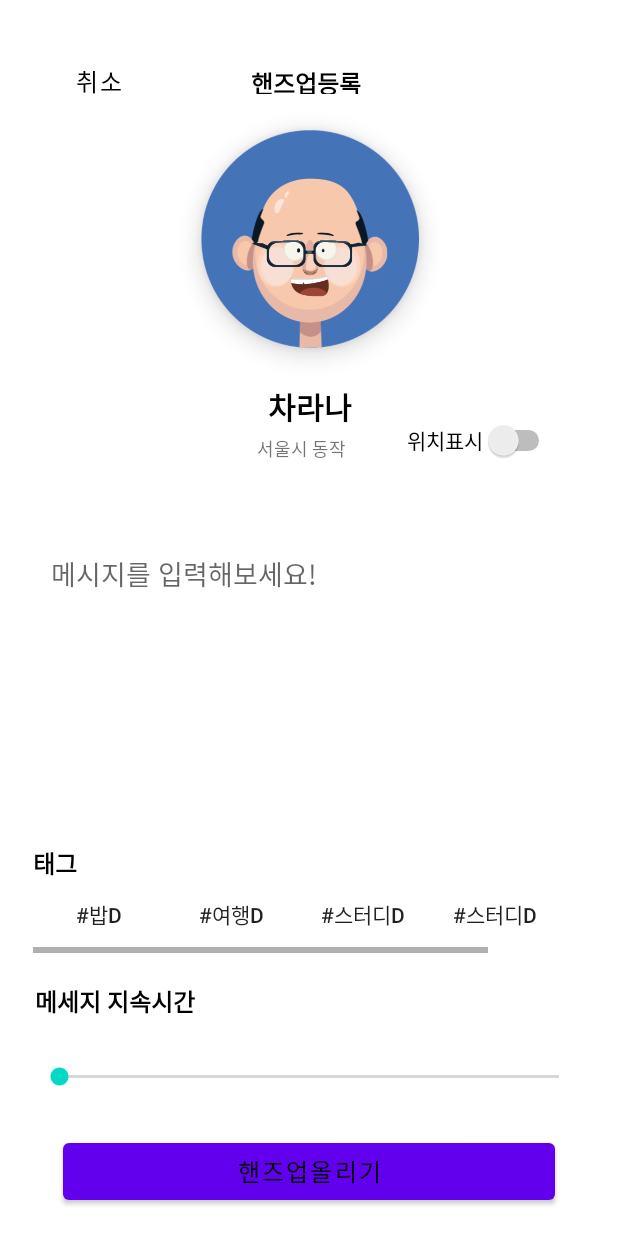
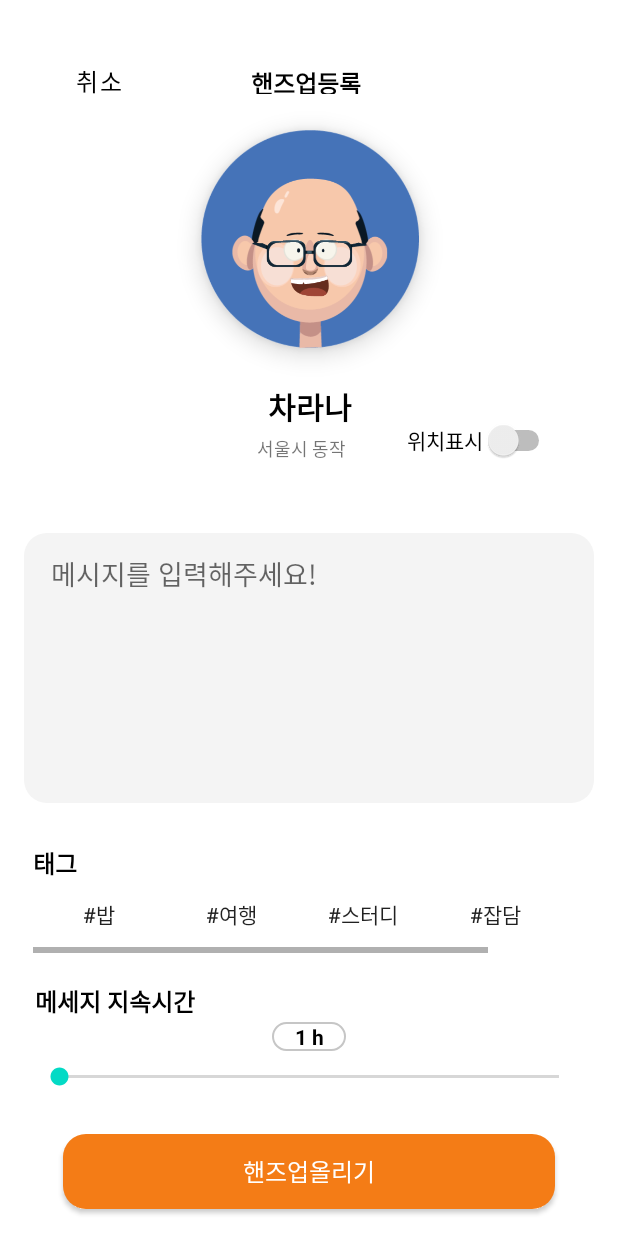
Before and after one commit to Chanwoo-Jeong/ChattingAPP, an Android app: the layout handsupbtn.xml on its own in the app's theme, with its tools: preview values and no code run, on a phone screen of 412 x 824 dp. Run offline under Robolectric (Android 15) with nearby library versions, the phone set to English and light mode, and no system bars.

```diff
--- a/app/src/main/java/com/example/testapp/ChatAdapter.kt
+++ b/app/src/main/java/com/example/testapp/ChatAdapter.kt
@@ -47,7 +47,6 @@ class ChatAdapter(private val items: List<ChatData>, private val context: Contex
 
             //text 위치 조정정
            if(item.mynickName.equals(mynickName)){
-               rv_msg.gravity =
 
             } else {
 
--- /dev/null
+++ b/app/src/main/res/drawable/handsUploadBtn.xml
@@ -0,0 +1,14 @@
+<?xml version="1.0" encoding="UTF-8"?>
+<shape xmlns:android="http://schemas.android.com/apk/res/android"
+    android:shape="rectangle">
+    <solid android:color="#F47C16"/>
+<!--    <stroke-->
+<!--        android:width="1dp"-->
+<!--        android:color="#F47C16"/>-->
+
+    <corners
+        android:bottomLeftRadius="15dp"
+        android:bottomRightRadius="15dp"
+        android:topLeftRadius="15dp"
+        android:topRightRadius="15dp"/>
+</shape>
--- a/app/src/main/res/drawable/messageround.xml
+++ b/app/src/main/res/drawable/messageround.xml
@@ -1,6 +1,6 @@
 <?xml version="1.0" encoding="utf-8"?>
 <shape xmlns:android="http://schemas.android.com/apk/res/android">
-    <solid android:color="@color/white"/>
+    <solid android:color="#F4F4F4"/>
     <corners
         android:topLeftRadius="15dp"
         android:topRightRadius="15dp"
--- /dev/null
+++ b/app/src/main/res/drawable/msgrunTime.xml
@@ -0,0 +1,14 @@
+<?xml version="1.0" encoding="UTF-8"?>
+<shape xmlns:android="http://schemas.android.com/apk/res/android"
+    android:shape="rectangle">
+
+    <stroke
+        android:width="1dp"
+        android:color="#C6C6C6"/>
+
+    <corners
+        android:bottomLeftRadius="15dp"
+        android:bottomRightRadius="15dp"
+        android:topLeftRadius="15dp"
+        android:topRightRadius="15dp"/>
+</shape>
--- a/app/src/main/res/layout/handsupbtn.xml
+++ b/app/src/main/res/layout/handsupbtn.xml
@@ -4,11 +4,9 @@
     xmlns:app="http://schemas.android.com/apk/res-auto"
     xmlns:tools="http://schemas.android.com/tools"
     android:layout_width="match_parent"
-    android:layout_height="match_parent">
+    android:layout_height="match_parent" >
 
 <androidx.constraintlayout.widget.ConstraintLayout
-    xmlns:app="http://schemas.android.com/apk/res-auto"
-    xmlns:tools="http://schemas.android.com/tools"
     android:layout_width="match_parent"
     android:layout_height="match_parent"
     >
@@ -113,7 +111,7 @@
         android:layout_marginLeft="16dp"
         android:layout_marginRight="16dp"
         android:ems="10"
-        android:hint=" 메시지를 입력해보세요!"
+        android:hint=" 메시지를 입력해주세요!"
         android:gravity="top"
         android:padding="13dp"
         android:inputType="textMultiLine"
@@ -167,7 +165,7 @@
                     android:layout_height="wrap_content"
                     android:text="ToggleButton"
                     android:background="@null"
-                    android:textOff="#밥d"
+                    android:textOff="#밥"
                     android:textOn="#밥"/>
                 <ToggleButton
                     android:id="@+id/toggleButton2"
@@ -175,7 +173,7 @@
                     android:layout_height="wrap_content"
                     android:text="ToggleButton"
                     android:background="@null"
-                    android:textOff="#여행d"
+                    android:textOff="#여행"
                     android:textOn="#여행"/>
                 <ToggleButton
                     android:id="@+id/toggleButton3"
@@ -183,31 +181,29 @@
                     android:layout_height="wrap_content"
                     android:text="ToggleButton"
                     android:background="@null"
-                    android:textOff="#스터디d"
+                    android:textOff="#스터디"
                     android:textOn="#스터디"/>
 
                 <ToggleButton
                     android:id="@+id/toggleButton4"
                     android:layout_width="wrap_content"
                     android:layout_height="wrap_content"
+                    android:background="@null"
                     android:text="ToggleButton"
-                    android:background="@null"
-                    android:textOff="#스터디d"
-                    android:textOn="#스터디"/>
+                    android:textOff="#잡담"
+                    android:textOn="#잡담" />
+
                 <ToggleButton
                     android:id="@+id/toggleButton5"
                     android:layout_width="wrap_content"
                     android:layout_height="wrap_content"
                     android:text="ToggleButton"
                     android:background="@null"
-                    android:textOff="#스터디d"
-                    android:textOn="#스터디"/>
+                    android:textOff="#식사"
+                    android:textOn="#식사"/>
 
             </LinearLayout>
         </HorizontalScrollView>
-
-
-
 
     </androidx.constraintlayout.widget.ConstraintLayout>
 
@@ -232,6 +228,19 @@
             app:layout_constraintStart_toStartOf="@+id/messageRuntimeContainer"
             app:layout_constraintTop_toTopOf="@+id/messageRuntimeContainer" />
 
+        <TextView
+            android:layout_width="49dp"
+            android:layout_height="19dp"
+            android:textAlignment="center"
+            android:text="1 h"
+            android:textColor="@color/black"
+            android:textStyle="bold"
+            android:background="@drawable/msgrunTime"
+            app:layout_constraintStart_toStartOf="parent"
+            app:layout_constraintEnd_toEndOf="parent"
+            app:layout_constraintBottom_toBottomOf="@id/seekBar"
+            app:layout_constraintTop_toTopOf="@id/messageRuntimeTitle" />
+
         <SeekBar
             android:id="@+id/seekBar"
             android:layout_width="match_parent"
@@ -244,18 +253,20 @@
 
     </androidx.constraintlayout.widget.ConstraintLayout>
 
-    <Button
+    <androidx.appcompat.widget.AppCompatButton
         android:layout_width="328dp"
         android:layout_height="50dp"
         android:text="핸즈업올리기"
-        android:textColor="@color/black"
+        android:textColor="@color/white"
         android:textFontWeight="500"
         android:textSize="16dp"
         android:layout_marginTop="29dp"
+        android:layout_marginBottom="16dp"
         app:layout_constraintTop_toBottomOf="@+id/messageRuntimeContainer"
         app:layout_constraintBottom_toBottomOf="parent"
         app:layout_constraintEnd_toEndOf="parent"
-        app:layout_constraintStart_toStartOf="parent" />
+        app:layout_constraintStart_toStartOf="parent"
+        android:background="@drawable/handsUploadBtn"/>
 
 
 </androidx.constraintlayout.widget.ConstraintLayout>
```
Also changed, not shown: app/src/main/res/layout/activity_main2.xml (+6 -5 lines), app/src/main/res/layout/chatting.xml (+24 -11 lines), app/src/main/res/layout/rv_item_alert.xml (+9 -8 lines), app/src/main/res/drawable/favorite.png (added).
